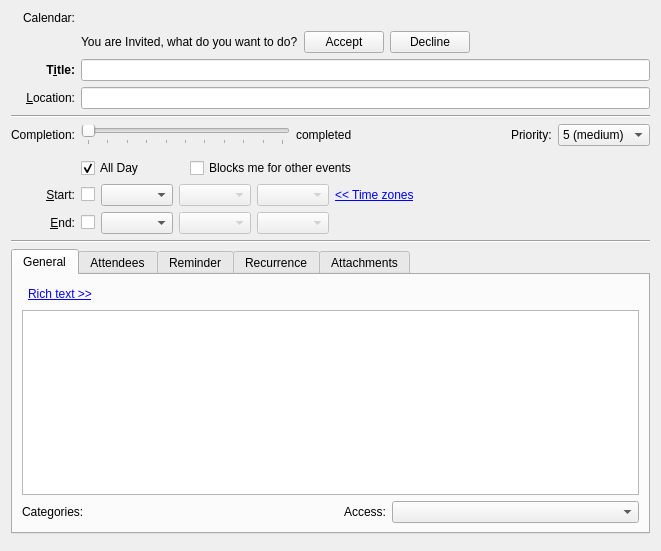
Old version of the form incidenceeditor-ng/dialogdesktop.ui in the repository KDE/kdepim.
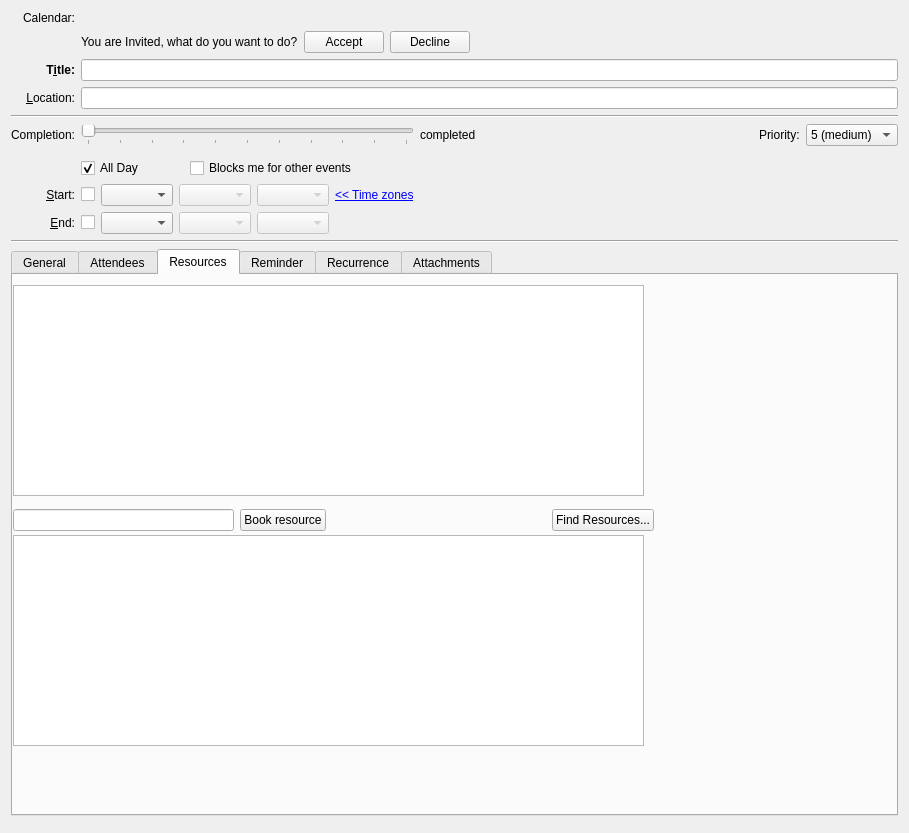
New version of the form. Custom widgets are drawn as their Qt base class.

```diff
--- a/incidenceeditor-ng/dialogdesktop.ui
+++ b/incidenceeditor-ng/dialogdesktop.ui
@@ -6,8 +6,8 @@
    <rect>
     <x>0</x>
     <y>0</y>
-    <width>661</width>
-    <height>551</height>
+    <width>909</width>
+    <height>833</height>
    </rect>
   </property>
   <layout class="QVBoxLayout" name="mainVerticalLayout">
@@ -578,7 +578,7 @@
      <item row="12" column="0" colspan="2">
       <widget class="KTabWidget" name="mTabWidget">
        <property name="currentIndex">
-        <number>0</number>
+        <number>2</number>
        </property>
        <widget class="QWidget" name="mGeneralTab">
         <attribute name="title">
@@ -827,6 +827,73 @@
          </item>
         </layout>
        </widget>
+       <widget class="QWidget" name="mResourceTab">
+        <attribute name="title">
+         <string>Resources</string>
+        </attribute>
+        <widget class="QWidget" name="horizontalLayoutWidget">
+         <property name="geometry">
+          <rect>
+           <x>0</x>
+           <y>230</y>
+           <width>641</width>
+           <height>31</height>
+          </rect>
+         </property>
+         <layout class="QHBoxLayout" name="horizontalLayout_11">
+          <item>
+           <widget class="KLineEdit" name="mNewResource"/>
+          </item>
+          <item>
+           <widget class="QPushButton" name="mBookResourceButton">
+            <property name="text">
+             <string>Book resource</string>
+            </property>
+           </widget>
+          </item>
+          <item>
+           <spacer name="horizontalSpacer_14">
+            <property name="orientation">
+             <enum>Qt::Horizontal</enum>
+            </property>
+            <property name="sizeHint" stdset="0">
+             <size>
+              <width>40</width>
+              <height>20</height>
+             </size>
+            </property>
+           </spacer>
+          </item>
+          <item>
+           <widget class="QPushButton" name="mFindResourcesButton">
+            <property name="text">
+             <string>Find Resources...</string>
+            </property>
+           </widget>
+          </item>
+         </layout>
+        </widget>
+        <widget class="QTableView" name="mResourcesTable">
+         <property name="geometry">
+          <rect>
+           <x>0</x>
+           <y>10</y>
+           <width>631</width>
+           <height>211</height>
+          </rect>
+         </property>
+        </widget>
+        <widget class="QTableView" name="mAttendeeTable">
+         <property name="geometry">
+          <rect>
+           <x>0</x>
+           <y>260</y>
+           <width>631</width>
+           <height>211</height>
+          </rect>
+         </property>
+        </widget>
+       </widget>
        <widget class="QWidget" name="mReminderTab">
         <attribute name="title">
          <string comment="@title:tab Tab to configure reminders for events or to-do">Reminder</string>
@@ -1490,11 +1557,6 @@
   </layout>
  </widget>
  <customwidgets>
-  <customwidget>
-   <class>KPIM::KCheckComboBox</class>
-   <extends>KComboBox</extends>
-   <header>libkdepim/widgets/kcheckcombobox.h</header>
-  </customwidget>
   <customwidget>
    <class>KRichTextEdit</class>
    <extends>KTextEdit</extends>
@@ -1541,6 +1603,11 @@
    <header>ktabwidget.h</header>
    <container>1</container>
   </customwidget>
+  <customwidget>
+   <class>KPIM::KCheckComboBox</class>
+   <extends>KComboBox</extends>
+   <header>libkdepim/widgets/kcheckcombobox.h</header>
+  </customwidget>
   <customwidget>
    <class>KPIM::KWeekdayCheckCombo</class>
    <extends>KPIM::KCheckComboBox</extends>
```
